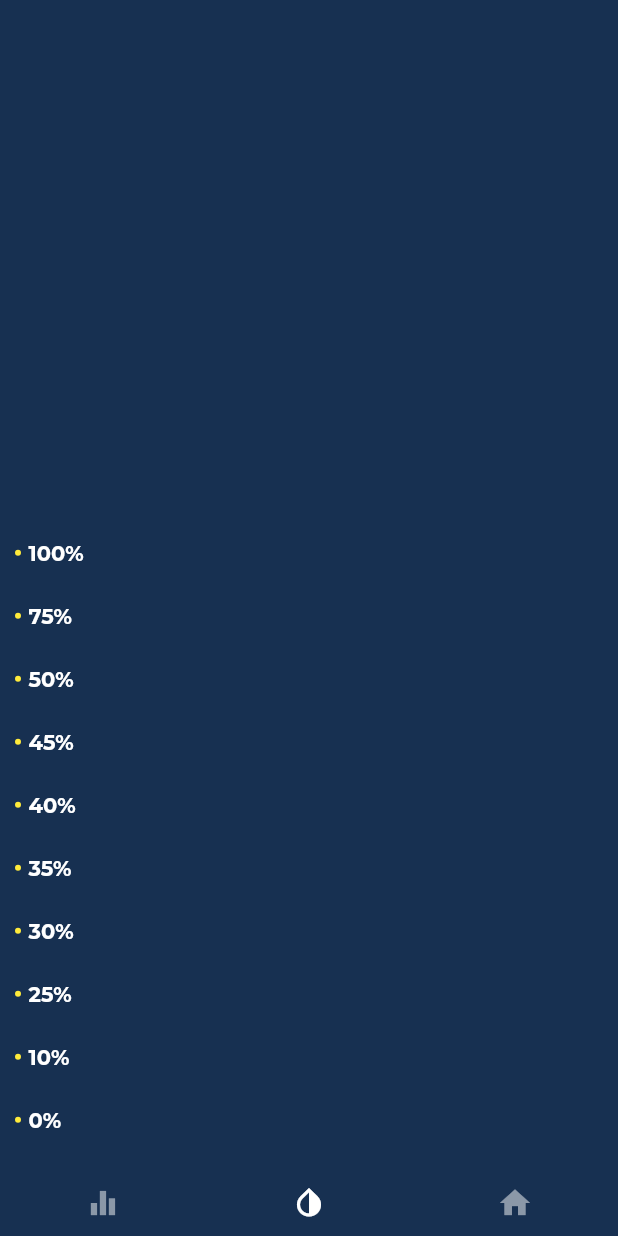
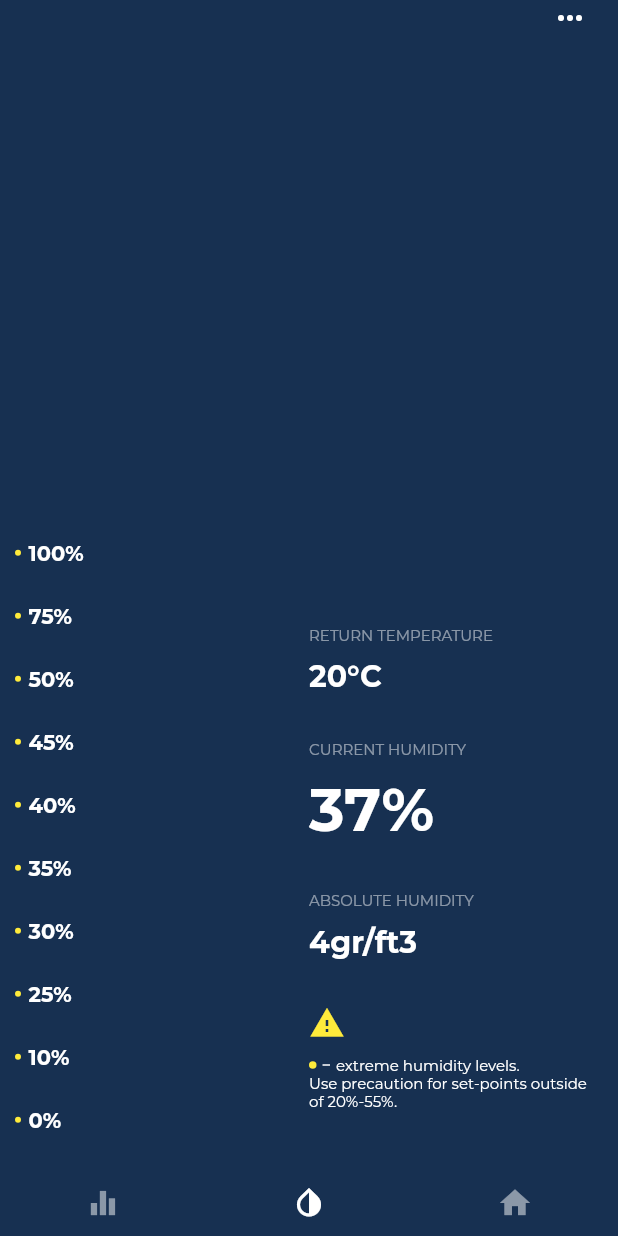
Before and after one commit to hipstermojo/flutter_fridays, a Flutter app: the screen it shows after launch, on a phone screen of 412 x 824 dp. Run offline on Flutter 3.47's test engine with Material 2 defaults, Android fonts, the phone set to English and light mode, and no system bars.

Commit message:
Add ReadingSummary widget

```diff
--- a/humidity_slider/lib/main.dart
+++ b/humidity_slider/lib/main.dart
@@ -1,6 +1,7 @@
 import 'package:flutter/material.dart';
 
 import 'package:humidity_slider/widgets/bottom_nav.dart';
+import 'package:humidity_slider/widgets/reading_summary.dart';
 
 void main() {
   runApp(Home());
@@ -17,6 +18,7 @@ class Home extends StatelessWidget {
   @override
   Widget build(BuildContext context) {
     return MaterialApp(
+      title: "Humidity Slider",
       debugShowCheckedModeBanner: false,
       theme: ThemeData(
           fontFamily: "Montserrat",
@@ -68,7 +70,10 @@ class Home extends StatelessWidget {
                     flex: 1,
                   ),
                   Expanded(
-                    child: Container(),
+                    child: Container(
+                      margin: EdgeInsets.only(right: 20.0),
+                      child: ReadingSummary(),
+                    ),
                     flex: 2,
                   ),
                 ],
--- /dev/null
+++ b/humidity_slider/lib/widgets/reading_summary.dart
@@ -0,0 +1,109 @@
+import 'package:flutter/material.dart';
+
+class ReadingSummary extends StatelessWidget {
+  const ReadingSummary({
+    Key key,
+  }) : super(key: key);
+
+  static const TextStyle boldTextStyle = TextStyle(
+      color: Colors.white, fontWeight: FontWeight.bold, fontSize: 20.0);
+  static const TextStyle titleStyle =
+      TextStyle(color: Color(0x80ffffff), fontSize: 10.0);
+  final double smallMargin = 10.0;
+  final double largeMargin = 30.0;
+
+  @override
+  Widget build(BuildContext context) {
+    return Column(
+      crossAxisAlignment: CrossAxisAlignment.start,
+      mainAxisAlignment: MainAxisAlignment.end,
+      children: <Widget>[
+        Container(
+          alignment: Alignment.topRight,
+          child: Icon(
+            Icons.more_horiz,
+            color: Colors.white,
+          ),
+        ),
+        Spacer(),
+        Text(
+          "Return Temperature".toUpperCase(),
+          style: titleStyle,
+        ),
+        SizedBox(
+          height: smallMargin,
+        ),
+        Text(
+          "20°C",
+          style: boldTextStyle,
+        ),
+        SizedBox(
+          height: largeMargin,
+        ),
+        Text(
+          "Current Humidity".toUpperCase(),
+          style: titleStyle,
+        ),
+        SizedBox(
+          height: smallMargin,
+        ),
+        Text(
+          "37%",
+          style: boldTextStyle.copyWith(fontSize: 40.0),
+        ),
+        SizedBox(
+          height: largeMargin,
+        ),
+        Text(
+          "Absolute Humidity".toUpperCase(),
+          style: titleStyle,
+        ),
+        SizedBox(
+          height: smallMargin,
+        ),
+        Text(
+          "4gr/ft3",
+          style: boldTextStyle,
+        ),
+        SizedBox(
+          height: largeMargin,
+        ),
+        Icon(
+          Icons.warning,
+          color: Colors.yellow,
+        ),
+        SizedBox(
+          height: smallMargin,
+        ),
+        Row(
+          crossAxisAlignment: CrossAxisAlignment.center,
+          children: <Widget>[
+            Container(
+              height: 5.0,
+              width: 5.0,
+              decoration:
+                  BoxDecoration(color: Colors.yellow, shape: BoxShape.circle),
+            ),
+            Container(
+              height: 1.0,
+              width: 5.0,
+              color: Colors.white,
+              margin: EdgeInsets.symmetric(horizontal: 4.0),
+            ),
+            Text(
+              "extreme humidity levels.",
+              style: TextStyle(color: Colors.white, fontSize: 10.0),
+            ),
+          ],
+        ),
+        Text(
+          "Use precaution for set-points outside of 20%-55%.",
+          style: TextStyle(fontSize: 10.0),
+        ),
+        SizedBox(
+          height: 40.0,
+        ),
+      ],
+    );
+  }
+}
```
